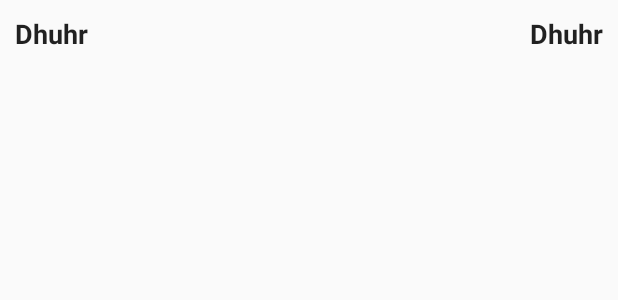
After one commit to halfaHalfawy/Islami, an Android app: the layout prayer_tymes_item.xml on its own in the app's theme, with its tools: preview values and no code run, on a phone screen of 412 x 824 dp. The commit adds this screen. Shown: the top 300 px of the screen. Run offline under Robolectric (Android 15) with nearby library versions, the phone set to English and light mode, and no system bars.

Commit message:
some organizes

```diff
--- a/app/build.gradle
+++ b/app/build.gradle
@@ -37,6 +37,7 @@ android {
 }
 
 dependencies {
+    implementation 'com.google.android.gms:play-services-location:21.0.1'
     def nav_version = "2.5.3"
 
     implementation 'androidx.core:core-ktx:1.7.0'
@@ -57,4 +58,5 @@ dependencies {
     testImplementation 'junit:junit:4.13.2'
     androidTestImplementation 'androidx.test.ext:junit:1.1.4'
     androidTestImplementation 'androidx.test.espresso:espresso-core:3.5.0'
+    implementation "org.jetbrains.kotlin:kotlin-reflect:1.7.20"
 }
--- a/app/src/main/java/com/halfa/islami/PrayerTimingsResponse.kt
+++ b/app/src/main/java/com/halfa/islami/models/PrayerCalenderResponse.kt
@@ -2,7 +2,8 @@ package com.halfa.islami
 
 import com.google.gson.annotations.SerializedName
 
-data class PrayerTimingsResponse(
+data class PrayerCalenderResponse(
+
     @SerializedName("code") val code: Int,
     @SerializedName("status") val status: String,
     @SerializedName("data") val data: List<PrayerTimingsData>
--- /dev/null
+++ b/app/src/main/res/layout/prayer_tymes_item.xml
@@ -0,0 +1,28 @@
+<?xml version="1.0" encoding="utf-8"?>
+<androidx.constraintlayout.widget.ConstraintLayout xmlns:android="http://schemas.android.com/apk/res/android"
+    xmlns:app="http://schemas.android.com/apk/res-auto"
+    android:layout_width="match_parent"
+    android:layout_height="wrap_content">
+
+    <TextView
+        android:id="@+id/prayerName"
+        style="@style/titlesStyle"
+        android:layout_width="wrap_content"
+        android:layout_height="wrap_content"
+        android:layout_margin="10dp"
+        android:text="@string/dhuhr"
+        app:layout_constraintStart_toStartOf="parent"
+        app:layout_constraintTop_toTopOf="parent" />
+
+    <TextView
+        android:id="@+id/prayerTime"
+        style="@style/titlesStyle"
+        android:layout_width="wrap_content"
+        android:layout_height="wrap_content"
+        android:layout_margin="10dp"
+        android:text="@string/dhuhr"
+        app:layout_constraintEnd_toEndOf="parent"
+        app:layout_constraintTop_toTopOf="parent" />
+
+
+</androidx.constraintlayout.widget.ConstraintLayout>
--- a/app/src/main/res/navigation/navigation_graph.xml
+++ b/app/src/main/res/navigation/navigation_graph.xml
@@ -7,7 +7,7 @@
 
     <fragment
         android:id="@+id/homeFragment"
-        android:name="com.halfa.islami.HomeFragment"
+        android:name="com.halfa.islami.ui.HomeFragment"
         android:label="fragment_home"
         tools:layout="@layout/fragment_home" />
 </navigation>
--- a/app/src/main/res/values-night/themes.xml
+++ b/app/src/main/res/values-night/themes.xml
@@ -1,6 +1,6 @@
 <resources xmlns:tools="http://schemas.android.com/tools">
     <!-- Base application theme. -->
-    <style name="Theme.Islami" parent="Theme.MaterialComponents.DayNight.DarkActionBar">
+    <style name="Theme.Islami" parent="Theme.MaterialComponents.DayNight">
         <!-- Primary brand color. -->
         <item name="colorPrimary">@color/purple_200</item>
         <item name="colorPrimaryVariant">@color/purple_700</item>
--- a/app/src/main/res/values/colors.xml
+++ b/app/src/main/res/values/colors.xml
@@ -5,6 +5,11 @@
     <color name="purple_700">#FF3700B3</color>
     <color name="teal_200">#FF03DAC5</color>
     <color name="teal_700">#FF018786</color>
+    <color name="teal_900">#00605F</color>
+
+
     <color name="black">#FF000000</color>
     <color name="white">#FFFFFFFF</color>
+
+
 </resources>
--- a/app/src/main/res/values/strings.xml
+++ b/app/src/main/res/values/strings.xml
@@ -2,4 +2,5 @@
     <string name="app_name">Islami</string>
     <!-- TODO: Remove or change this placeholder text -->
     <string name="hello_blank_fragment">Hello blank fragment</string>
+    <string name="dhuhr">Dhuhr</string>
 </resources>
--- /dev/null
+++ b/app/src/main/res/values/styles.xml
@@ -0,0 +1,8 @@
+<?xml version="1.0" encoding="utf-8"?>
+<resources>
+
+    <style name="titlesStyle" parent="TextAppearance.AppCompat.Body1">
+        <item name="android:textSize">18sp</item>
+        <item name="android:textStyle">bold</item>
+    </style>
+</resources>
--- a/app/src/main/res/values/themes.xml
+++ b/app/src/main/res/values/themes.xml
@@ -1,14 +1,15 @@
 <resources xmlns:tools="http://schemas.android.com/tools">
     <!-- Base application theme. -->
-    <style name="Theme.Islami" parent="Theme.MaterialComponents.DayNight.DarkActionBar">
+    <style name="Theme.Islami" parent="Theme.AppCompat.Light">
         <!-- Primary brand color. -->
-        <item name="colorPrimary">@color/purple_500</item>
-        <item name="colorPrimaryVariant">@color/purple_700</item>
+        <item name="colorPrimary">@color/teal_700</item>
+        <item name="colorPrimaryVariant">@color/teal_900</item>
         <item name="colorOnPrimary">@color/white</item>
+
         <!-- Secondary brand color. -->
-        <item name="colorSecondary">@color/teal_200</item>
-        <item name="colorSecondaryVariant">@color/teal_700</item>
-        <item name="colorOnSecondary">@color/black</item>
+        <item name="colorSecondary">@color/purple_500</item>
+        <item name="colorSecondaryVariant">@color/purple_700</item>
+        <item name="colorOnSecondary">@color/white</item>
         <!-- Status bar color. -->
         <item name="android:statusBarColor">?attr/colorPrimaryVariant</item>
         <!-- Customize your theme here. -->
```
Also changed, not shown: app/src/main/AndroidManifest.xml (+6 -1 lines), app/src/main/java/com/halfa/islami/HomeFragment.kt (deleted, +0 -103 lines), app/src/main/java/com/halfa/islami/ui/HomeFragment.kt (added, +116 -0 lines), app/src/main/java/com/halfa/islami/ui/HomeViewModel.kt (added, +70 -0 lines), app/src/main/java/com/halfa/islami/utils/LocationUtils.kt (added, +79 -0 lines), app/src/main/java/com/halfa/islami/utils/PrayerTimingsApi.kt (renamed from app/src/main/java/com/halfa/islami/PrayerTimingsApi.kt, +4 -3 lines), app/src/main/java/com/halfa/islami/utils/Utils.kt (added, +31 -0 lines), app/src/main/res/layout/fragment_home.xml (+6 -6 lines).
